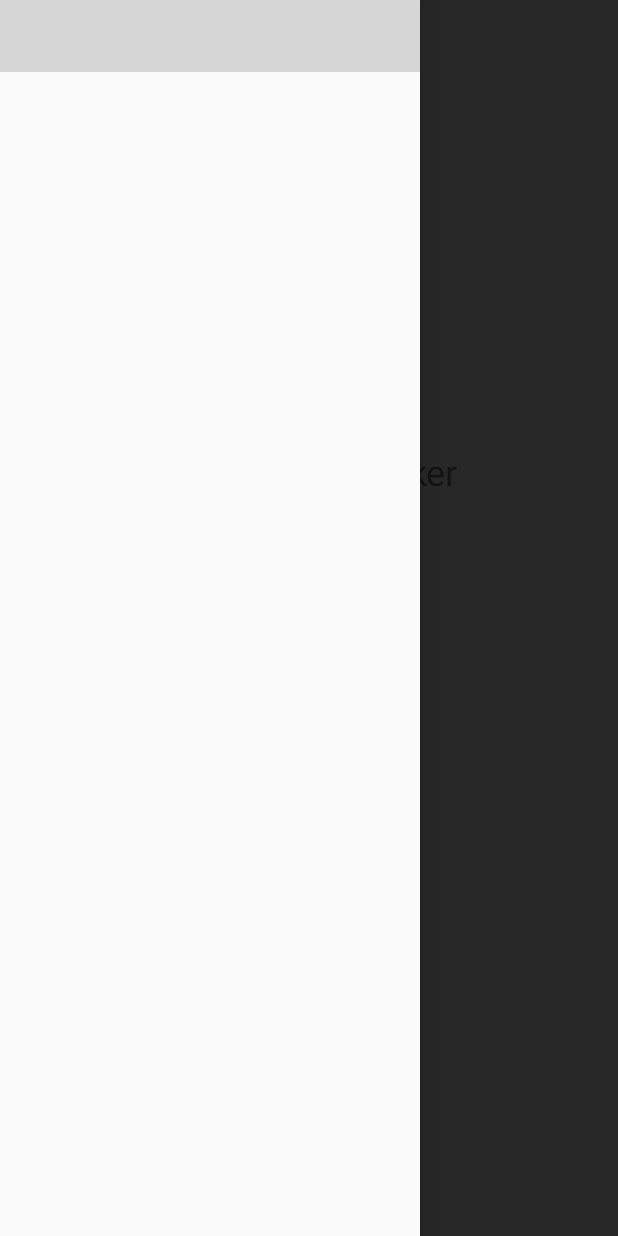
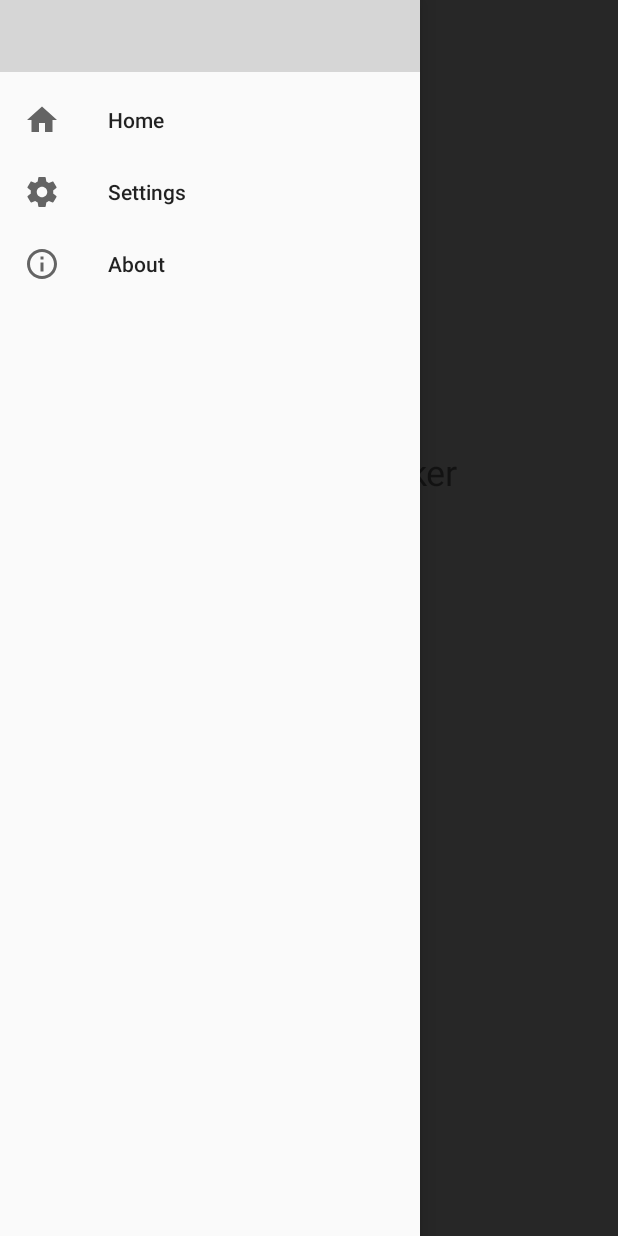
Before and after one commit to ijalalfrz/emergency-shaker, an Android app: the screen it shows after launch (MainActivity), with the side drawer open, on a phone screen of 412 x 824 dp. Run offline under Robolectric (Android 15) with nearby library versions, the light colour scheme and no system bars; grey boxes are pictures that could not be loaded.

Commit message:
menu showing is still not working

```diff
--- a/app/build.gradle
+++ b/app/build.gradle
@@ -19,6 +19,7 @@
 }
 
 dependencies {
+    implementation 'com.android.support:support-v4:28.0.0'
     ext {
         lib_version = '28.0.0'
     }
--- a/app/src/main/AndroidManifest.xml
+++ b/app/src/main/AndroidManifest.xml
@@ -32,6 +32,7 @@
         <activity
             android:name=".UIActivity.ConfirmationActivity"
             android:theme="@style/Theme.MaterialComponents.Light.NoActionBar" />
+        <activity android:name=".UIActivity.AboutActivity"></activity>
     </application>
 
 </manifest>
--- /dev/null
+++ b/app/src/main/res/drawable/ic_home_black_24dp.xml
@@ -0,0 +1,9 @@
+<vector xmlns:android="http://schemas.android.com/apk/res/android"
+        android:width="24dp"
+        android:height="24dp"
+        android:viewportWidth="24.0"
+        android:viewportHeight="24.0">
+    <path
+        android:fillColor="#FF000000"
+        android:pathData="M10,20v-6h4v6h5v-8h3L12,3 2,12h3v8z"/>
+</vector>
--- /dev/null
+++ b/app/src/main/res/drawable/ic_info_outline_black_24dp.xml
@@ -0,0 +1,9 @@
+<vector xmlns:android="http://schemas.android.com/apk/res/android"
+        android:width="24dp"
+        android:height="24dp"
+        android:viewportWidth="24.0"
+        android:viewportHeight="24.0">
+    <path
+        android:fillColor="#FF000000"
+        android:pathData="M11,17h2v-6h-2v6zM12,2C6.48,2 2,6.48 2,12s4.48,10 10,10 10,-4.48 10,-10S17.52,2 12,2zM12,20c-4.41,0 -8,-3.59 -8,-8s3.59,-8 8,-8 8,3.59 8,8 -3.59,8 -8,8zM11,9h2L13,7h-2v2z"/>
+</vector>
--- /dev/null
+++ b/app/src/main/res/drawable/ic_settings_black_24dp.xml
@@ -0,0 +1,9 @@
+<vector xmlns:android="http://schemas.android.com/apk/res/android"
+        android:width="24dp"
+        android:height="24dp"
+        android:viewportWidth="24.0"
+        android:viewportHeight="24.0">
+    <path
+        android:fillColor="#FF000000"
+        android:pathData="M19.43,12.98c0.04,-0.32 0.07,-0.64 0.07,-0.98s-0.03,-0.66 -0.07,-0.98l2.11,-1.65c0.19,-0.15 0.24,-0.42 0.12,-0.64l-2,-3.46c-0.12,-0.22 -0.39,-0.3 -0.61,-0.22l-2.49,1c-0.52,-0.4 -1.08,-0.73 -1.69,-0.98l-0.38,-2.65C14.46,2.18 14.25,2 14,2h-4c-0.25,0 -0.46,0.18 -0.49,0.42l-0.38,2.65c-0.61,0.25 -1.17,0.59 -1.69,0.98l-2.49,-1c-0.23,-0.09 -0.49,0 -0.61,0.22l-2,3.46c-0.13,0.22 -0.07,0.49 0.12,0.64l2.11,1.65c-0.04,0.32 -0.07,0.65 -0.07,0.98s0.03,0.66 0.07,0.98l-2.11,1.65c-0.19,0.15 -0.24,0.42 -0.12,0.64l2,3.46c0.12,0.22 0.39,0.3 0.61,0.22l2.49,-1c0.52,0.4 1.08,0.73 1.69,0.98l0.38,2.65c0.03,0.24 0.24,0.42 0.49,0.42h4c0.25,0 0.46,-0.18 0.49,-0.42l0.38,-2.65c0.61,-0.25 1.17,-0.59 1.69,-0.98l2.49,1c0.23,0.09 0.49,0 0.61,-0.22l2,-3.46c0.12,-0.22 0.07,-0.49 -0.12,-0.64l-2.11,-1.65zM12,15.5c-1.93,0 -3.5,-1.57 -3.5,-3.5s1.57,-3.5 3.5,-3.5 3.5,1.57 3.5,3.5 -1.57,3.5 -3.5,3.5z"/>
+</vector>
--- a/app/src/main/res/menu/drawer_view.xml
+++ b/app/src/main/res/menu/drawer_view.xml
@@ -1,6 +1,20 @@
 <?xml version="1.0" encoding="utf-8"?>
 <menu xmlns:android="http://schemas.android.com/apk/res/android" >
-    <group android:checkableBehavior="single">
-
+    <group android:id="@+id/my_move" android:checkableBehavior="single">
+        <item
+            android:orderInCategory="0"
+            android:id="@+id/main_home"
+            android:icon="@drawable/ic_home_black_24dp"
+            android:title="Home" />
+        <item
+            android:orderInCategory="0"
+            android:id="@+id/settings"
+            android:icon="@drawable/ic_settings_black_24dp"
+            android:title="Settings" />
+        <item
+            android:orderInCategory="0"
+            android:id="@+id/about"
+            android:icon="@drawable/ic_info_outline_black_24dp"
+            android:title="About" />
     </group>
 </menu>
--- a/app/src/main/res/values/strings.xml
+++ b/app/src/main/res/values/strings.xml
@@ -1,3 +1,6 @@
 <resources>
     <string name="app_name">Emergency Shaker</string>
+
+    <!-- TODO: Remove or change this placeholder text -->
+    <string name="hello_blank_fragment">Hello blank fragment</string>
 </resources>
```
Also changed, not shown: app/src/main/java/com/afina/emergencyshaker/UIActivity/AboutActivity.java (added, +15 -0 lines), app/src/main/java/com/afina/emergencyshaker/UIActivity/MainActivity.java (+28 -1 lines), app/src/main/res/layout/activity_about.xml (added, +24 -0 lines).
